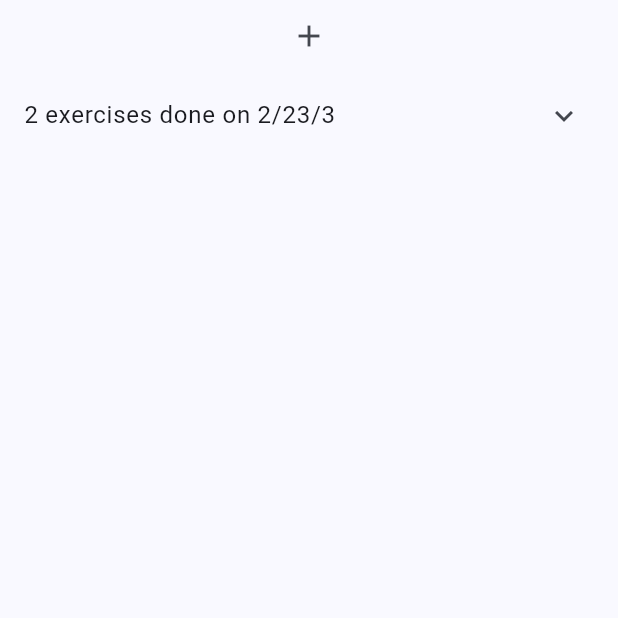
After one commit to GimmeMahHamburger/AndroidDevHomework, a Flutter app: the screen it shows after launch, on a phone screen of 412 x 824 dp, the top half of it. The commit adds this screen. Run offline on Flutter 3.47's test engine with Material 3 defaults, Android fonts, the phone set to English and light mode, and no system bars.

Commit message:
Added +Display of Workout and Recording of Wiorkout
TODO: Force parent to update when ChangeNotifierProvider changes

```diff
--- /dev/null
+++ b/devtools_options.yaml
@@ -0,0 +1,3 @@
+description: This file stores settings for Dart & Flutter DevTools.
+documentation: https://docs.flutter.dev/tools/devtools/extensions#configure-extension-enablement-states
+extensions:
--- a/lib/main.dart
+++ b/lib/main.dart
@@ -1,7 +1,10 @@
 import 'package:flutter/material.dart';
+import 'package:homework_1/workout_storage.dart';
+import 'package:provider/provider.dart';
 //import 'package:homework_1/workout_recording_single.dart';
 import 'data_structures.dart';
 import 'workout_details.dart';
+import 'workout_list_display.dart';
 import 'workout_recording_page.dart';
 
 void main() {
@@ -13,14 +16,16 @@ class WorkoutHistoryPage extends StatelessWidget {
 
   @override
   Widget build(BuildContext context) {
-    return MaterialApp(
-      title: 'Flutter Demo',
-      theme: ThemeData(
-        colorScheme: ColorScheme.fromSeed(seedColor: Colors.blueAccent),
-        useMaterial3: true,
-      ),
-      home: WorkoutRecordingPage(),
-      //home: WorkoutDetails(workout: tempData),
+    return ChangeNotifierProvider(
+    create: (context) => WorkoutStorage(),
+      child:MaterialApp(
+        title: 'Flutter Demo',
+        theme: ThemeData(
+          colorScheme: ColorScheme.fromSeed(seedColor: Colors.blueAccent),
+          useMaterial3: true,
+        ),
+        home:WorkoutListDisplay()
+    )
     );
   }
 }
--- a/lib/result_details.dart
+++ b/lib/result_details.dart
@@ -11,7 +11,7 @@ class ResultDetails extends StatelessWidget {
       title: Text(result.exercise.name),
       children:[
         Text("Exercise target: ${result.exercise.target} ${result.exercise.measure.name}"),
-        Text("And you completed ${result.percent*100} percent of it",style: TextStyle(color: (result.percent>=1.0?Colors.green:Colors.blue)))
+        Text("And you completed ${(result.percent*100).toStringAsPrecision(3)} percent of it",style: TextStyle(color: (result.percent>=1.0?Colors.green:Colors.blue)))
       ],
     );
   }
--- a/lib/workout_details.dart
+++ b/lib/workout_details.dart
@@ -1,4 +1,5 @@
 import 'package:flutter/material.dart';
+import 'package:homework_1/workout_recording_page.dart';
 import 'data_structures.dart';
 import 'result_details.dart';
 
@@ -18,18 +19,13 @@ class WorkoutDetails extends StatelessWidget {
 
   @override
   Widget build(BuildContext context) {
-    return Scaffold(
-        body: SafeArea(
-            child: Column(
-                children:[
-                  Text("${workout.collection.length} results in this workout"),
-                  Text("Done on ${workout.date.month}/${workout.date.day}/${workout.date.year}"),
-                  Column(
-                    children: getResultWidget(workout.collection)
-                  )
-                ]
-            )
+    return ExpansionTile(
+      title:Text("${workout.collection.length} exercises done on ${workout.date.month}/${workout.date.day}/${workout.date.year}"),
+      children:[
+        Column(
+          children: getResultWidget(workout.collection)
         )
+      ]
     );
   }
 }
--- /dev/null
+++ b/lib/workout_list_display.dart
@@ -0,0 +1,49 @@
+import 'package:flutter/material.dart';
+import 'package:homework_1/construction_communication_storage.dart';
+import 'package:provider/provider.dart';
+
+import 'data_structures.dart';
+import 'workout_details.dart';
+import 'workout_recording_page.dart';
+import 'workout_storage.dart';
+
+
+
+class WorkoutListDisplay extends StatelessWidget {
+  //final List<Workout> workoutList;
+  const WorkoutListDisplay({super.key});
+
+  List<Widget> getWorkoutWidget(List<Workout> theList){
+    List<Widget> output=List<Widget>.empty(growable:true);
+    for(int i=0;i<theList.length;i++){
+      output.add(WorkoutDetails(workout: theList[i]));
+    }
+    return output;
+  }
+
+  @override
+  Widget build(BuildContext context) {
+    return Scaffold(
+      body:SafeArea(
+        child:Column(
+          children:[
+            IconButton(
+              icon: const Icon(Icons.add),
+              onPressed: () {
+                Navigator.of(context).push(
+                  MaterialPageRoute(
+                    builder: (context) => Provider(
+                      create: (context) => ConstructionCommunicationStorage(),
+                      child:WorkoutRecordingPage(plan:tempPlan)
+                    )
+                  ),
+                );
+              },
+            ),
+            ...getWorkoutWidget(context.read<WorkoutStorage>().workouts),
+          ]
+        )
+      )
+    );
+  }
+}
```
Also changed, not shown: lib/construction_communication_storage.dart (added, +16 -0 lines), lib/workout_recording_page.dart (+45 -11 lines), lib/workout_recording_single.dart (+20 -12 lines), lib/workout_storage.dart (added, +20 -0 lines).
